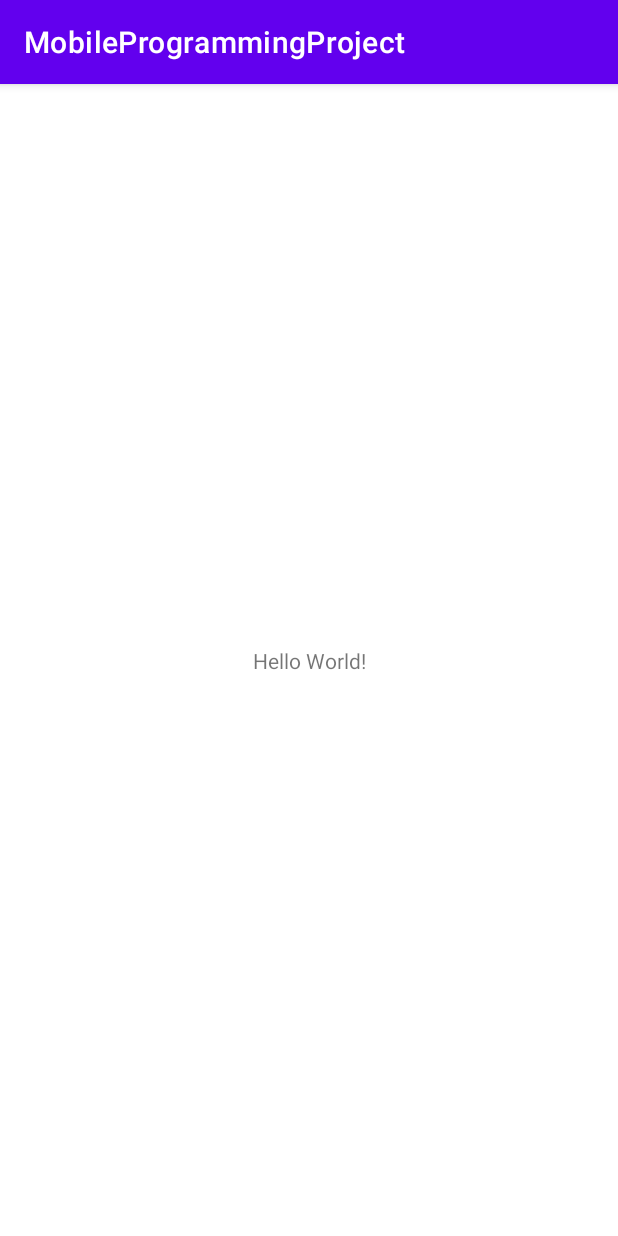
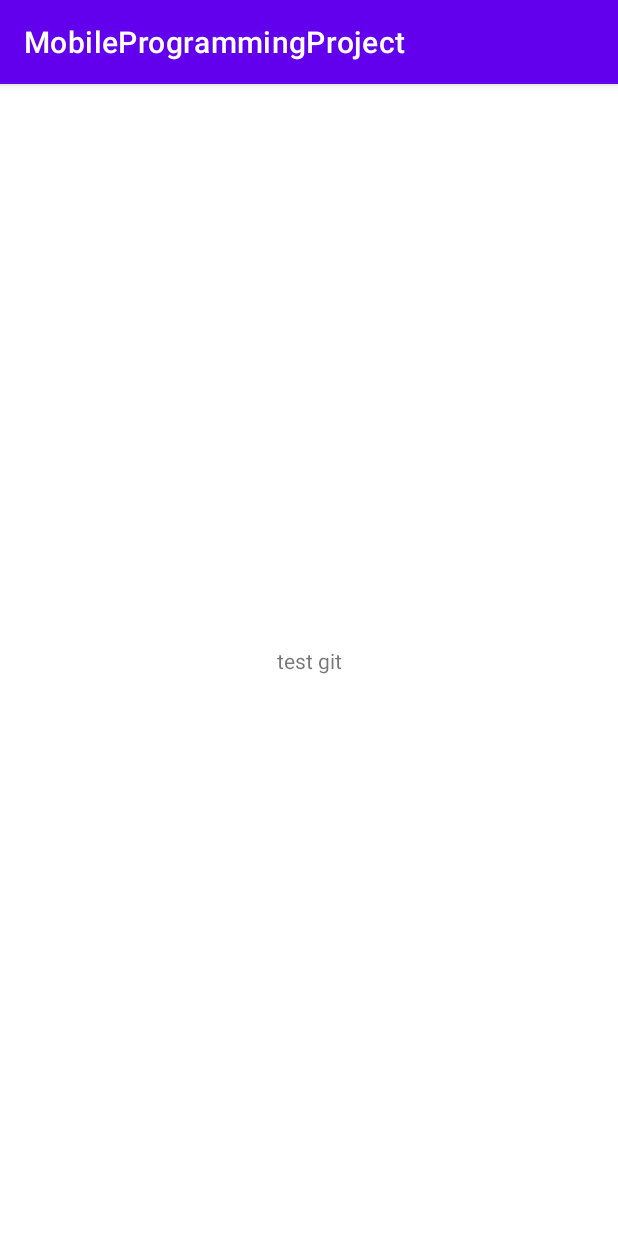
Before and after one commit to DoctoraCics/MobileProgrammingProject, an Android app: the screen it shows after launch (MainActivity), on a phone screen of 412 x 824 dp. Run offline under Robolectric (Android 15) with nearby library versions, the phone set to English and light mode, and no system bars.

Commit message:
test commit

```diff
--- a/app/src/main/res/layout/activity_main.xml
+++ b/app/src/main/res/layout/activity_main.xml
@@ -9,7 +9,7 @@
     <TextView
         android:layout_width="wrap_content"
         android:layout_height="wrap_content"
-        android:text="Hello World!"
+        android:text="test git"
         app:layout_constraintBottom_toBottomOf="parent"
         app:layout_constraintEnd_toEndOf="parent"
         app:layout_constraintStart_toStartOf="parent"
```
